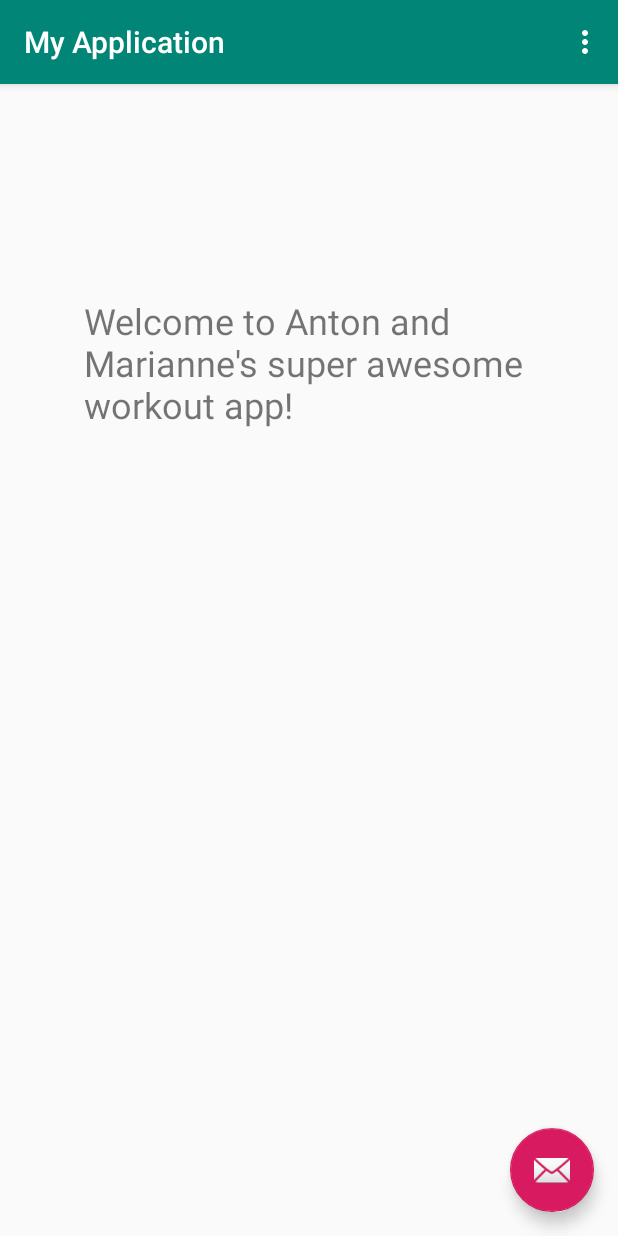
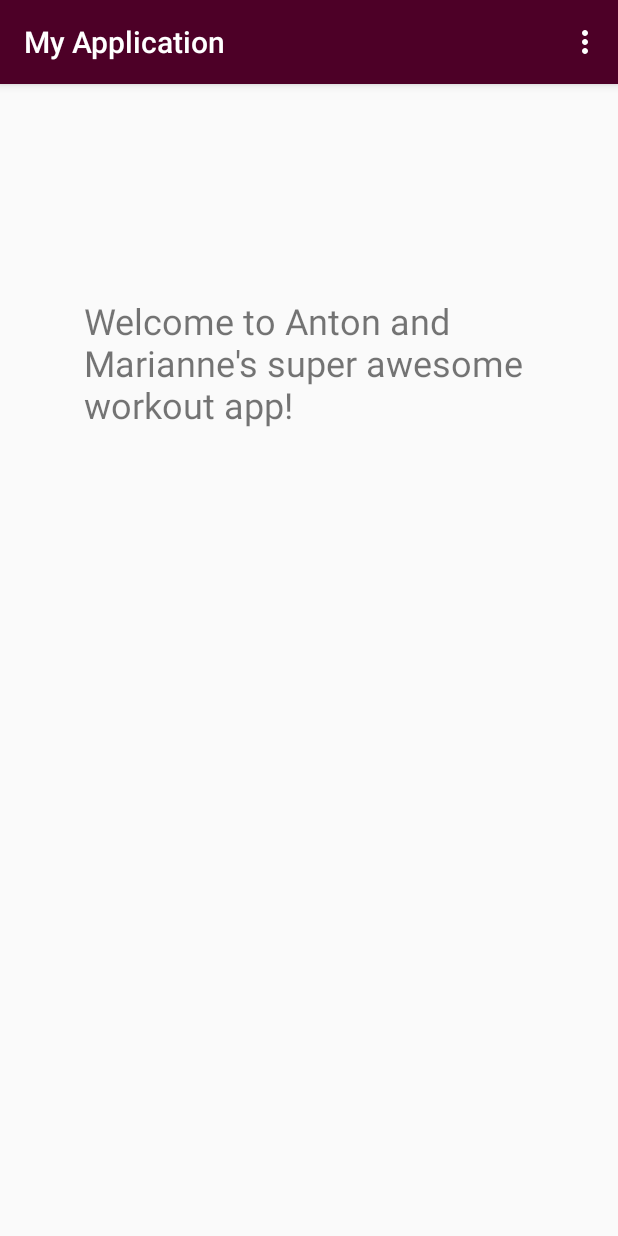
Before and after one commit to Mri1412/myPetProject, an Android app: the screen it shows after launch (MainActivity), on a phone screen of 412 x 824 dp. Run offline under Robolectric (Android 15) with nearby library versions, the phone set to English and light mode, and no system bars.

Commit message:
remove email button and change color scheme

```diff
--- a/app/src/main/java/com/example/myapplication/MainActivity.java
+++ b/app/src/main/java/com/example/myapplication/MainActivity.java
@@ -2,9 +2,6 @@ package com.example.myapplication;
 
 import android.content.Intent;
 import android.os.Bundle;
-
-import com.google.android.material.floatingactionbutton.FloatingActionButton;
-import com.google.android.material.snackbar.Snackbar;
 
 import androidx.appcompat.app.AppCompatActivity;
 import androidx.appcompat.widget.Toolbar;
@@ -24,15 +21,6 @@ public class MainActivity extends AppCompatActivity {
         setContentView(R.layout.activity_main);
         Toolbar toolbar = findViewById(R.id.toolbarMain);
         setSupportActionBar(toolbar);
-
-        FloatingActionButton fab = findViewById(R.id.fab);
-        fab.setOnClickListener(new View.OnClickListener() {
-            @Override
-            public void onClick(View view) {
-                Snackbar.make(view, "test", Snackbar.LENGTH_LONG)
-                        .setAction("Action", null).show();
-            }
-        });
 
         Button buttonWorkout = findViewById(R.id.buttonWorkout);
         buttonWorkout.setOnClickListener(new View.OnClickListener() {
--- a/app/src/main/java/com/example/myapplication/WorkoutSelectorActivity.java
+++ b/app/src/main/java/com/example/myapplication/WorkoutSelectorActivity.java
@@ -11,7 +11,6 @@ import androidx.appcompat.widget.Toolbar;
 
 import com.example.myapplication.logic.exercise.ExerciseForReps;
 import com.example.myapplication.logic.exercise.ExerciseForTime;
-import com.example.myapplication.logic.exercise.ExerciseImpl;
 import com.example.myapplication.logic.workout.Workout;
 import com.example.myapplication.logic.workout.WorkoutImpl;
 
@@ -51,6 +50,7 @@ public class WorkoutSelectorActivity extends AppCompatActivity {
         LinearLayout layout = findViewById(R.id.workout_selector_layout);
         Button button = new Button(this);
         button.setText(workout.getWorkoutName());
+
         button.setOnClickListener(new View.OnClickListener() {
             @Override
             public void onClick(View view) {
--- a/app/src/main/res/layout/activity_main.xml
+++ b/app/src/main/res/layout/activity_main.xml
@@ -22,12 +22,4 @@
 
     <include layout="@layout/content_main" />
 
-    <com.google.android.material.floatingactionbutton.FloatingActionButton
-        android:id="@+id/fab"
-        android:layout_width="wrap_content"
-        android:layout_height="wrap_content"
-        android:layout_gravity="bottom|end"
-        android:layout_margin="@dimen/fab_margin"
-        app:srcCompat="@android:drawable/ic_dialog_email" />
-
 </androidx.coordinatorlayout.widget.CoordinatorLayout>
--- a/app/src/main/res/values/colors.xml
+++ b/app/src/main/res/values/colors.xml
@@ -1,6 +1,11 @@
 <?xml version="1.0" encoding="utf-8"?>
 <resources>
-    <color name="colorPrimary">#008577</color>
-    <color name="colorPrimaryDark">#00574B</color>
-    <color name="colorAccent">#D81B60</color>
+    <color name="colorPrimary">#002556</color>
+    <color name="colorPrimaryDark">#002556</color>
+    <color name="colorOrange">#ffe28d</color>
+    <color name="colorTeal">#00cdc4</color>
+    <color name="colorWhite">#ffffff</color>
+    <color name="colorGrey">#757575</color>
+    <color name="colorBourgondy">#4d0027</color>
+
 </resources>
--- a/app/src/main/res/values/styles.xml
+++ b/app/src/main/res/values/styles.xml
@@ -3,9 +3,8 @@
     <!-- Base application theme. -->
     <style name="AppTheme" parent="Theme.AppCompat.Light.DarkActionBar">
         <!-- Customize your theme here. -->
-        <item name="colorPrimary">@color/colorPrimary</item>
-        <item name="colorPrimaryDark">@color/colorPrimaryDark</item>
-        <item name="colorAccent">@color/colorAccent</item>
+        <item name="colorPrimary">@color/colorBourgondy</item>
+        <item name="colorPrimaryDark">@color/colorBourgondy</item>
     </style>
 
     <style name="AppTheme.NoActionBar">
```
Also changed, not shown: app/src/main/res/layout/activity_workout_overview.xml (indentation only).
